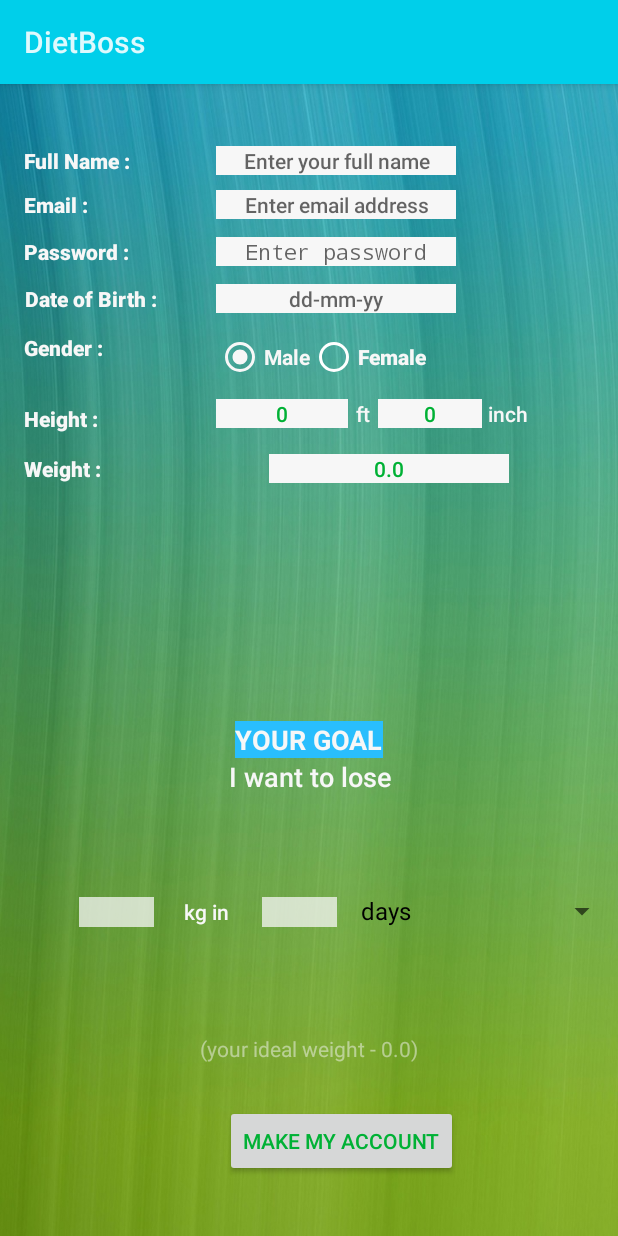
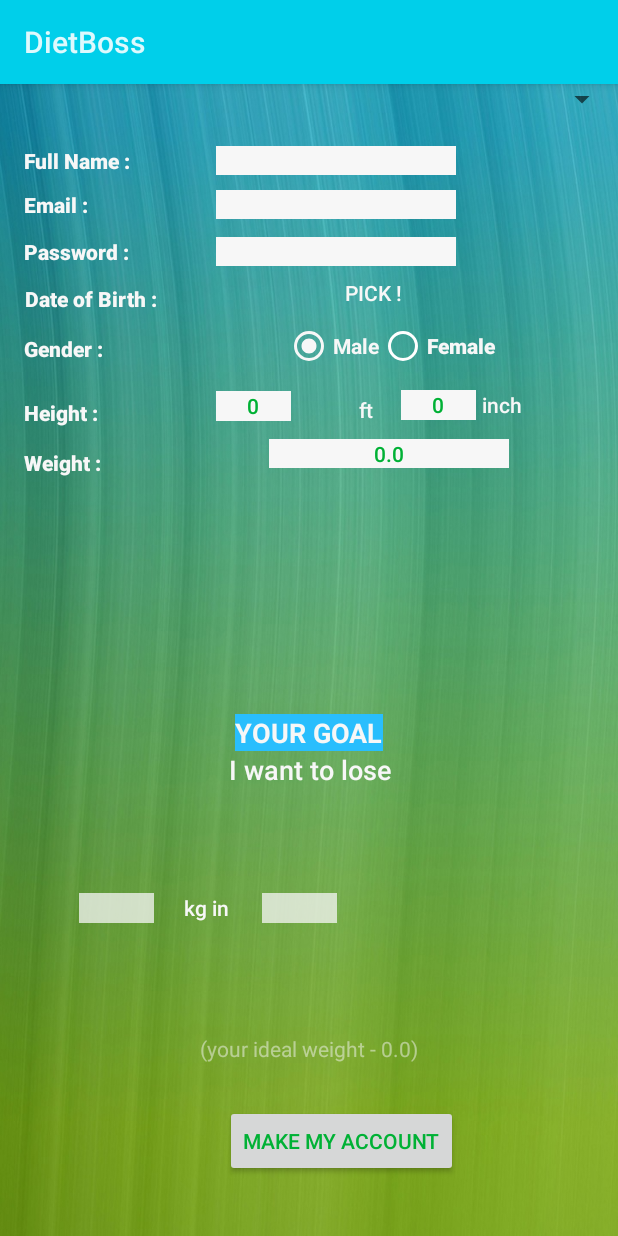
Before and after one commit to SamaSamrin/KhabarShabarAgain, an Android app: the SignUp screen opened directly, with no data from a screen before it, on a phone screen of 412 x 824 dp. Run offline under Robolectric (Android 15) with nearby library versions, the phone set to English and light mode, and no system bars; 1 statement that could not run was skipped.

Commit message:
added datePicker, but error at FragmentActivity

```diff
--- /dev/null
+++ b/app/src/main/java/com/example/user/khabarshabar2/DatePicker.java
@@ -0,0 +1,129 @@
+package com.example.user.khabarshabar2;
+
+import android.app.DatePickerDialog;
+import android.app.Dialog;
+import android.content.Context;
+import java.util.Calendar;
+import android.net.Uri;
+import android.os.Bundle;
+import android.support.v4.app.Fragment;
+import android.support.v4.app.DialogFragment;
+import android.view.LayoutInflater;
+import android.view.View;
+import android.view.ViewGroup;
+import android.widget.TextView;
+/**
+ * A simple {@link Fragment} subclass.
+ * Activities that contain this fragment must implement the
+ * {@link DatePicker.OnFragmentInteractionListener} interface
+ * to handle interaction events.
+ * Use the {@link DatePicker#newInstance} factory method to
+ * create an instance of this fragment.
+ */
+public class DatePicker extends DialogFragment implements DatePickerDialog.OnDateSetListener {
+    // TODO: Rename parameter arguments, choose names that match
+    // the fragment initialization parameters, e.g. ARG_ITEM_NUMBER
+    private static final String ARG_PARAM1 = "param1";
+    private static final String ARG_PARAM2 = "param2";
+
+    // TODO: Rename and change types of parameters
+    private String mParam1;
+    private String mParam2;
+
+    private OnFragmentInteractionListener mListener;
+
+    public DatePicker() {
+        // Required empty public constructor
+    }
+
+    /**
+     * Use this factory method to create a new instance of
+     * this fragment using the provided parameters.
+     *
+     * @param param1 Parameter 1.
+     * @param param2 Parameter 2.
+     * @return A new instance of fragment DatePicker.
+     */
+    // TODO: Rename and change types and number of parameters
+    public static DatePicker newInstance(String param1, String param2) {
+        DatePicker fragment = new DatePicker();
+        Bundle args = new Bundle();
+        args.putString(ARG_PARAM1, param1);
+        args.putString(ARG_PARAM2, param2);
+        fragment.setArguments(args);
+        return fragment;
+    }
+
+    //**********************************//
+    @Override
+    public Dialog onCreateDialog(Bundle savedInstanceState){
+        final Calendar c = Calendar.getInstance();
+        int year = c.get(Calendar.YEAR);
+        int month = c.get(Calendar.MONTH);
+        int day = c.get(Calendar.DAY_OF_MONTH);
+        return new DatePickerDialog(getActivity(), this, year, month, day);
+    }
+    //********************************//
+    @Override
+    public void onCreate(Bundle savedInstanceState) {
+        super.onCreate(savedInstanceState);
+        if (getArguments() != null) {
+            mParam1 = getArguments().getString(ARG_PARAM1);
+            mParam2 = getArguments().getString(ARG_PARAM2);
+        }
+    }
+
+    @Override
+    public View onCreateView(LayoutInflater inflater, ViewGroup container,
+                             Bundle savedInstanceState) {
+        TextView textView = new TextView(getActivity());
+        textView.setText(R.string.hello_blank_fragment);
+        return textView;
+    }
+
+    @Override
+    public void onDateSet(android.widget.DatePicker view, int year, int month, int dayOfMonth) {
+
+    }
+
+    // TODO: Rename method, update argument and hook method into UI event
+    public void onButtonPressed(Uri uri) {
+        if (mListener != null) {
+            mListener.onFragmentInteraction(uri);
+        }
+    }
+
+    @Override
+    public void onAttach(Context context) {
+        super.onAttach(context);
+        if (context instanceof OnFragmentInteractionListener) {
+            mListener = (OnFragmentInteractionListener) context;
+        } else {
+            throw new RuntimeException(context.toString()
+                    + " must implement OnFragmentInteractionListener");
+        }
+    }
+
+    @Override
+    public void onDetach() {
+        super.onDetach();
+        mListener = null;
+    }
+
+
+
+    /**
+     * This interface must be implemented by activities that contain this
+     * fragment to allow an interaction in this fragment to be communicated
+     * to the activity and potentially other fragments contained in that
+     * activity.
+     * <p>
+     * See the Android Training lesson <a href=
+     * "http://developer.android.com/training/basics/fragments/communicating.html"
+     * >Communicating with Other Fragments</a> for more information.
+     */
+    public interface OnFragmentInteractionListener {
+        // TODO: Update argument type and name
+        void onFragmentInteraction(Uri uri);
+    }
+}
--- a/app/src/main/java/com/example/user/khabarshabar2/SignUp.java
+++ b/app/src/main/java/com/example/user/khabarshabar2/SignUp.java
@@ -2,14 +2,19 @@ package com.example.user.khabarshabar2;
 
 import android.app.Activity;
 import android.content.Intent;
+import java.util.Calendar;
 import android.os.Bundle;
+import android.support.v4.app.DialogFragment;
+import android.support.v4.app.Fragment;
+import android.support.v4.app.FragmentActivity;
+import android.support.v4.app.FragmentManager;
 import android.util.Log;
 import android.view.View;
-import android.widget.ArrayAdapter;
 import android.widget.EditText;
 import android.widget.RadioButton;
-import android.widget.Spinner;
 import android.widget.TextView;
+
+import android.app.DatePickerDialog;
 
 public class SignUp extends Activity {
 
@@ -44,15 +49,22 @@ public class SignUp extends Activity {
         setContentView(R.layout.activity_signup);
 
         //populating spinners
+       /* Spinner dobDaysSpinner = (Spinner) findViewById(R.id.dobDaysSpinner);
+        Spinner dobMonthsSpinner = (Spinner) findViewById(R.id.dobMonthsSpinner);
+        Spinner dobYearsSpinner = (Spinner) findViewById(R.id.dobYearsSpinner);
+
+        ArrayAdapter<CharSequence> dobDaysAdapter = ArrayAdapter.createFromResource(this, R.array.days, android.R.layout.simple_spinner_dropdown_item);
+        dobDaysSpinner.setAdapter(dobDaysAdapter);
+
         Spinner goalTimeSpinner = (Spinner) findViewById(R.id.goalTimeSpinner);
         ArrayAdapter<CharSequence> goalTimesAdapter = ArrayAdapter.createFromResource(this, R.array.time_variants, android.R.layout.simple_spinner_dropdown_item);
-        goalTimeSpinner.setAdapter(goalTimesAdapter);
+        goalTimeSpinner.setAdapter(goalTimesAdapter);*/
 
         //setting view fields
         fullnameField = (EditText) findViewById(R.id.fullNameInputField);
         emailField = (EditText) findViewById(R.id.emailInputField);
         passwordField = (EditText) findViewById(R.id.passwordField);
-        dateOfBirthField = (EditText) findViewById(R.id.dateOfBirthInput);
+        //dateOfBirthField = (EditText) findViewById(R.id.dateOfBirthInput);
         heightInFeetField = (EditText) findViewById(R.id.heightInputFeet);
         heightInInchField = (EditText) findViewById(R.id.heightInputInch);
         weightField = (EditText) findViewById(R.id.weightInput);
@@ -88,6 +100,25 @@ public class SignUp extends Activity {
         }
     }
 
+    public void showDatePickerDialog(View v){
+        //trying to use date picker without fragment
+        final Calendar c = Calendar.getInstance();
+        int year = c.get(Calendar.YEAR);
+        int month = c.get(Calendar.MONTH);
+        int day = c.get(Calendar.DAY_OF_MONTH);
+
+        //with fragment, but not working
+        DialogFragment dateFragment = new DatePicker();
+        FragmentActivity tempActivity = dateFragment.getActivity();
+        if(tempActivity!=null) {
+            FragmentManager manager = tempActivity.getSupportFragmentManager();//Attempt to invoke virtual method 'android.support.v4.app.FragmentManager android.support.v4.app.FragmentActivity.getSupportFragmentManager()' on a null object reference
+            //^not sure if this is right
+            dateFragment.show(manager, "datePicker");
+        } else{
+            Log.e(TAG, "null fragment activity");
+        }
+    }
+
     private void getAllInfo(){
         userFullName = fullnameField.getText().toString();
         email = emailField.getText().toString();
--- a/app/src/main/res/layout/activity_signup.xml
+++ b/app/src/main/res/layout/activity_signup.xml
@@ -31,20 +31,19 @@
         style="@android:style/Widget.Material.EditText"
         android:layout_width="wrap_content"
         android:layout_height="wrap_content"
+        android:layout_marginStart="144dp"
+        android:layout_marginTop="41dp"
         android:background="@color/myWhite"
         android:ems="10"
         android:gravity="center"
-        android:hint="Enter your full name"
         android:inputType="textPersonName"
         android:selectAllOnFocus="false"
         android:textAppearance="@android:style/TextAppearance.Material.Body2"
         android:textColor="@color/mainGreen"
-        tools:layout_constraintTop_creator="1"
-        android:layout_marginStart="144dp"
-        android:layout_marginTop="41dp"
+        app:layout_constraintLeft_toLeftOf="parent"
+        app:layout_constraintTop_toTopOf="parent"
         tools:layout_constraintLeft_creator="1"
-        app:layout_constraintLeft_toLeftOf="parent"
-        app:layout_constraintTop_toTopOf="parent" />
+        tools:layout_constraintTop_creator="1" />
 
     <TextView
         android:text="Email : "
@@ -66,20 +65,19 @@
         style="@android:style/Widget.Material.EditText"
         android:layout_width="wrap_content"
         android:layout_height="wrap_content"
+        android:layout_marginTop="10dp"
         android:background="@color/myWhite"
         android:ems="10"
         android:gravity="center"
-        android:hint="Enter email address"
         android:inputType="textEmailAddress"
         android:textAppearance="@android:style/TextAppearance.Material.Body2"
         android:textColor="@color/mainGreen"
-        tools:layout_constraintTop_creator="1"
-        tools:layout_constraintRight_creator="1"
+        app:layout_constraintLeft_toLeftOf="@+id/fullNameInputField"
         app:layout_constraintRight_toRightOf="@+id/fullNameInputField"
-        android:layout_marginTop="10dp"
         app:layout_constraintTop_toBottomOf="@+id/fullNameInputField"
         tools:layout_constraintLeft_creator="1"
-        app:layout_constraintLeft_toLeftOf="@+id/fullNameInputField" />
+        tools:layout_constraintRight_creator="1"
+        tools:layout_constraintTop_creator="1" />
 
     <TextView
         android:text="Password : "
@@ -101,20 +99,19 @@
         style="@android:style/Widget.Material.EditText"
         android:layout_width="wrap_content"
         android:layout_height="wrap_content"
+        android:layout_marginTop="12dp"
         android:background="@color/myWhite"
         android:ems="10"
         android:gravity="center"
-        android:hint="Enter password"
         android:inputType="textPassword"
         android:textAppearance="@android:style/TextAppearance.Material.Body2"
         android:textColor="@color/mainGreen"
-        tools:layout_constraintTop_creator="1"
-        tools:layout_constraintRight_creator="1"
+        app:layout_constraintLeft_toLeftOf="@+id/emailInputField"
         app:layout_constraintRight_toRightOf="@+id/emailInputField"
-        android:layout_marginTop="12dp"
         app:layout_constraintTop_toBottomOf="@+id/emailInputField"
         tools:layout_constraintLeft_creator="1"
-        app:layout_constraintLeft_toLeftOf="@+id/emailInputField" />
+        tools:layout_constraintRight_creator="1"
+        tools:layout_constraintTop_creator="1" />
 
     <TextView
         android:text="Date of Birth : "
@@ -132,27 +129,6 @@
         tools:layout_constraintLeft_creator="1"
         app:layout_constraintLeft_toRightOf="@+id/emailInputPrompt" />
 
-    <EditText
-        android:id="@+id/dateOfBirthInput"
-        style="@android:style/Widget.Material.EditText"
-        android:layout_width="0dp"
-        android:layout_height="wrap_content"
-        android:background="@color/myWhite"
-        android:backgroundTint="@color/myWhite"
-        android:ems="10"
-        android:gravity="center"
-        android:hint="dd-mm-yy"
-        android:inputType="date"
-        android:textAppearance="@android:style/TextAppearance.Material.Body2"
-        android:textColor="@color/mainGreen"
-        tools:layout_constraintTop_creator="1"
-        tools:layout_constraintRight_creator="1"
-        app:layout_constraintRight_toRightOf="@+id/passwordField"
-        android:layout_marginTop="12dp"
-        app:layout_constraintTop_toBottomOf="@+id/passwordField"
-        tools:layout_constraintLeft_creator="1"
-        app:layout_constraintLeft_toLeftOf="@+id/passwordField" />
-
     <TextView
         android:text="Gender : "
         android:layout_width="wrap_content"
@@ -163,55 +139,56 @@
         android:textStyle="normal|bold"
         tools:layout_constraintTop_creator="1"
         android:layout_marginStart="16dp"
-        android:layout_marginTop="13dp"
+        android:layout_marginTop="14dp"
         app:layout_constraintTop_toBottomOf="@+id/dobPrompt"
         tools:layout_constraintLeft_creator="1"
-        app:layout_constraintLeft_toLeftOf="parent" />
+        app:layout_constraintLeft_toLeftOf="parent"
+        android:layout_marginLeft="16dp" />
 
     <RadioGroup
-        android:layout_width="0dp"
         android:id="@+id/genderGroup"
+        android:layout_width="200dp"
+        android:layout_height="27dp"
+        android:layout_marginLeft="8dp"
+        android:layout_marginRight="8dp"
+        android:backgroundTintMode="src_over"
         android:checkedButton="@+id/maleRadioButton"
-        android:backgroundTintMode="src_over"
+        android:clickable="false"
         android:orientation="horizontal"
-        android:clickable="false"
-        android:layout_height="44dp"
-        tools:layout_constraintTop_creator="1"
-        tools:layout_constraintRight_creator="1"
-        app:layout_constraintRight_toRightOf="@+id/dateOfBirthInput"
-        android:layout_marginTop="13dp"
-        app:layout_constraintTop_toBottomOf="@+id/dateOfBirthInput"
-        tools:layout_constraintLeft_creator="1"
-        app:layout_constraintLeft_toLeftOf="@+id/dateOfBirthInput">
+        app:layout_constraintHorizontal_bias="0.887"
+        app:layout_constraintLeft_toRightOf="@+id/genderPrompt"
+        app:layout_constraintRight_toRightOf="parent"
+        android:layout_marginTop="15dp"
+        app:layout_constraintTop_toBottomOf="@+id/datePickerButton">
 
         <RadioButton
-            android:text="Male"
+            android:id="@+id/maleRadioButton"
+            style="@android:style/Widget.Material.Light.CompoundButton.RadioButton"
             android:layout_width="wrap_content"
             android:layout_height="20dp"
-            android:id="@+id/maleRadioButton"
-            style="@android:style/Widget.Material.Light.CompoundButton.RadioButton"
+            android:buttonTint="@color/myWhite"
             android:checked="false"
             android:focusable="false"
-            android:buttonTint="@color/myWhite"
+            android:text="Male"
+            android:textColor="@color/myWhite"
+            android:textColorHighlight="@color/colorAccent"
+            android:textColorHint="@color/myWhite"
             android:textColorLink="@android:color/white"
-            android:textColorHint="@color/myWhite"
-            android:textColorHighlight="@color/colorAccent"
-            android:textColor="@color/myWhite"
             android:textStyle="normal|bold" />
 
         <RadioButton
+            android:id="@+id/femaleRadioButton"
+            style="@android:style/Widget.CompoundButton.RadioButton"
+            android:layout_width="wrap_content"
+            android:layout_height="20dp"
+            android:layout_weight="1"
+            android:buttonTint="@android:color/white"
+            android:duplicateParentState="true"
+            android:focusable="false"
             android:text="Female"
-            android:layout_width="wrap_content"
-            android:layout_height="wrap_content"
-            android:id="@+id/femaleRadioButton"
-            android:layout_weight="1"
-            android:focusable="false"
-            android:duplicateParentState="true"
             android:textAppearance="@android:style/TextAppearance.Material.Body2"
             android:textColor="@color/myWhite"
-            android:textStyle="normal|bold"
-            style="@android:style/Widget.CompoundButton.RadioButton"
-            android:buttonTint="@android:color/white" />
+            android:textStyle="normal|bold" />
 
     </RadioGroup>
 
@@ -225,16 +202,18 @@
         android:textStyle="normal|bold"
         tools:layout_constraintTop_creator="1"
         android:layout_marginStart="16dp"
-        android:layout_marginTop="28dp"
+        android:layout_marginTop="23dp"
         app:layout_constraintTop_toBottomOf="@+id/genderPrompt"
         tools:layout_constraintLeft_creator="1"
-        app:layout_constraintLeft_toLeftOf="parent" />
+        app:layout_constraintLeft_toLeftOf="parent"
+        android:layout_marginLeft="16dp" />
 
     <EditText
         android:id="@+id/heightInputFeet"
         style="@android:style/Widget.Material.EditText"
-        android:layout_width="0dp"
-        android:layout_height="wrap_content"
+        android:layout_width="50dp"
+        android:layout_height="20dp"
+        android:layout_marginLeft="75dp"
         android:background="@color/myWhite"
         android:ems="10"
         android:gravity="center"
@@ -242,35 +221,24 @@
         android:textAlignment="center"
         android:textAppearance="@android:style/TextAppearance.Material.Body2"
         android:textColor="@color/mainGreen"
-        app:layout_constraintRight_toLeftOf="@+id/ft"
-        tools:layout_constraintRight_creator="1"
-        app:layout_constraintBaseline_toBaselineOf="@+id/ft"
+        app:layout_constraintLeft_toRightOf="@+id/heightPrompt"
         tools:layout_constraintBaseline_creator="1"
         tools:layout_constraintLeft_creator="1"
-        app:layout_constraintLeft_toLeftOf="@+id/genderGroup" />
-
-    <TextView
-        android:id="@+id/ft"
-        android:layout_width="20dp"
-        android:layout_height="wrap_content"
-        android:text="ft"
-        android:textAlignment="center"
-        android:textAppearance="@android:style/TextAppearance.Material.Body2"
-        android:textColor="@color/myWhite"
         tools:layout_constraintRight_creator="1"
-        android:layout_marginStart="50dp"
-        android:layout_marginEnd="50dp"
-        app:layout_constraintRight_toRightOf="@+id/weightInput"
-        app:layout_constraintBaseline_toBaselineOf="@+id/heightInputInch"
-        tools:layout_constraintBaseline_creator="1"
-        tools:layout_constraintLeft_creator="1"
-        app:layout_constraintLeft_toLeftOf="@+id/genderGroup" />
+        android:layout_marginTop="8dp"
+        app:layout_constraintTop_toBottomOf="@+id/genderGroup"
+        android:layout_marginBottom="8dp"
+        app:layout_constraintBottom_toTopOf="@+id/kg"
+        app:layout_constraintVertical_bias="0.571"
+        app:layout_constraintRight_toLeftOf="@+id/heightInputInch"
+        android:layout_marginRight="8dp"
+        app:layout_constraintHorizontal_bias="0.0" />
 
     <EditText
         android:id="@+id/heightInputInch"
         style="@android:style/Widget.Material.EditText"
-        android:layout_width="0dp"
-        android:layout_height="wrap_content"
+        android:layout_width="50dp"
+        android:layout_height="20dp"
         android:background="@color/myWhite"
         android:ems="10"
         android:gravity="center"
@@ -279,11 +247,18 @@
         android:textAppearance="@android:style/TextAppearance.Material.Body2"
         android:textColor="@color/mainGreen"
         app:layout_constraintRight_toLeftOf="@+id/inch"
-        tools:layout_constraintTop_creator="1"
-        tools:layout_constraintRight_creator="1"
         app:layout_constraintTop_toBottomOf="@+id/genderGroup"
         tools:layout_constraintLeft_creator="1"
-        app:layout_constraintLeft_toRightOf="@+id/ft" />
+        tools:layout_constraintRight_creator="1"
+        tools:layout_constraintTop_creator="1"
+        android:layout_marginTop="12dp"
+        android:layout_marginRight="0dp"
+        app:layout_constraintLeft_toRightOf="@+id/heightPrompt"
+        android:layout_marginLeft="8dp"
+        app:layout_constraintHorizontal_bias="1.0"
+        app:layout_constraintBottom_toBottomOf="parent"
+        android:layout_marginBottom="8dp"
+        app:layout_constraintVertical_bias="0.0" />
 
     <TextView
         android:id="@+id/inch"
@@ -300,7 +275,8 @@
         app:layout_constraintBaseline_toBaselineOf="@+id/heightInputInch"
         tools:layout_constraintBaseline_creator="1"
         tools:layout_constraintLeft_creator="1"
-        app:layout_constraintLeft_toRightOf="@+id/goalTextBeginning" />
+        app:layout_constraintLeft_toRightOf="@+id/goalTextBeginning"
+        app:layout_constraintHorizontal_bias="0.43" />
 
     <TextView
         android:id="@+id/weightPrompt"
@@ -339,7 +315,9 @@
         android:layout_marginBottom="8dp"
         app:layout_constraintBottom_toTopOf="@+id/goalPrompt"
         app:layout_constraintHorizontal_bias="0.609"
-        app:layout_constraintVertical_bias="0.027" />
+        app:layout_constraintVertical_bias="0.0"
+        android:layout_marginStart="8dp"
+        android:layout_marginEnd="8dp" />
 
     <TextView
         android:id="@+id/kg"
@@ -375,10 +353,10 @@
         android:layout_marginStart="7dp"
         tools:layout_constraintLeft_creator="1"
         app:layout_constraintLeft_toLeftOf="parent"
-        android:layout_marginLeft="8dp"
-        android:layout_marginBottom="0dp"
+        android:layout_marginLeft="7dp"
         android:layout_marginRight="8dp"
-        app:layout_constraintRight_toRightOf="parent" />
+        app:layout_constraintRight_toRightOf="parent"
+        android:layout_marginEnd="8dp" />
 
     <TextView
         android:id="@+id/goalTextBeginning"
@@ -400,7 +378,9 @@
         app:layout_constraintLeft_toLeftOf="parent"
         android:layout_marginLeft="8dp"
         app:layout_constraintHorizontal_bias="0.511"
-        android:layout_marginRight="8dp" />
+        android:layout_marginRight="8dp"
+        android:layout_marginStart="8dp"
+        android:layout_marginEnd="8dp" />
 
     <EditText
         android:id="@+id/goalWeightInput"
@@ -441,8 +421,9 @@
         android:layout_marginBottom="39dp"
         app:layout_constraintLeft_toLeftOf="parent"
         android:layout_marginLeft="8dp"
-        android:layout_marginRight="79dp"
-        app:layout_constraintHorizontal_bias="0.805" />
+        android:layout_marginRight="72dp"
+        app:layout_constraintHorizontal_bias="0.805"
+        android:layout_marginStart="8dp" />
 
     <Spinner
         android:id="@+id/goalTimeSpinner"
@@ -517,8 +498,44 @@
         tools:layout_constraintLeft_creator="1"
         android:layout_marginBottom="28dp"
         app:layout_constraintLeft_toLeftOf="parent"
+        android:layout_marginLeft="126dp"
+        app:layout_constraintHorizontal_bias="0.497"
+        android:layout_marginRight="126dp" />
+
+    <Button
+        android:id="@+id/datePickerButton"
+        android:layout_width="165dp"
+        android:layout_height="20dp"
         android:layout_marginLeft="8dp"
-        app:layout_constraintHorizontal_bias="0.497"
-        android:layout_marginRight="8dp" />
+        android:layout_marginRight="8dp"
+        android:layout_marginTop="8dp"
+        android:background="@android:color/transparent"
+        android:onClick="showDatePickerDialog"
+        android:text="Pick !"
+        android:textAlignment="center"
+        android:textColor="@color/myWhite"
+        android:textSize="14sp"
+        app:layout_constraintHorizontal_bias="0.408"
+        app:layout_constraintLeft_toRightOf="@+id/dobPrompt"
+        app:layout_constraintRight_toRightOf="parent"
+        app:layout_constraintTop_toBottomOf="@+id/passwordField" />
+
+    <TextView
+        android:id="@+id/textView"
+        android:layout_width="20dp"
+        android:layout_height="wrap_content"
+        android:layout_marginBottom="8dp"
+        android:layout_marginLeft="8dp"
+        android:layout_marginRight="8dp"
+        android:layout_marginTop="8dp"
+        android:text="ft"
+        android:textAppearance="@android:style/TextAppearance.Material.Body2"
+        android:textColor="@color/myWhite"
+        app:layout_constraintBottom_toBottomOf="parent"
+        app:layout_constraintHorizontal_bias="1.0"
+        app:layout_constraintLeft_toRightOf="@+id/heightInputFeet"
+        app:layout_constraintRight_toLeftOf="@+id/heightInputInch"
+        app:layout_constraintTop_toBottomOf="@+id/genderGroup"
+        app:layout_constraintVertical_bias="0.013" />
 
 </android.support.constraint.ConstraintLayout>
--- a/app/src/main/res/values/strings.xml
+++ b/app/src/main/res/values/strings.xml
@@ -26,6 +26,44 @@
     <string name="user_email">username@gmail.com</string>
 
     <!--Spinner-->
+    <string-array name="days">
+        <item> 1 </item>
+        <item> 2 </item>
+        <item> 3 </item>
+        <item> 4 </item>
+        <item> 5 </item>
+        <item> 6 </item>
+        <item> 7 </item>
+        <item> 8 </item>
+        <item> 9 </item>
+        <item> 10 </item>
+        <item> 11 </item>
+        <item> 12 </item>
+        <item> 13 </item>
+        <item> 14 </item>
+        <item> 15 </item>
+        <item> 16 </item>
+        <item> 17 </item>
+        <item> 18 </item>
+        <item> 19 </item>
+        <item> 20 </item>
+        <item> 21 </item>
+        <item> 22 </item>
+        <item> 23 </item>
+        <item> 24 </item>
+        <item> 25 </item>
+        <item> 26 </item>
+        <item> 27 </item>
+        <item> 28 </item>
+        <item> 29 </item>
+        <item> 30 </item>
+        <item> 31 </item>
+    </string-array>
+
+    <string-array name="Months">
+        <item> January </item>
+    </string-array>
+
     <string-array name="time_variants">
         <item> days </item>
         <item> weeks </item>
```
